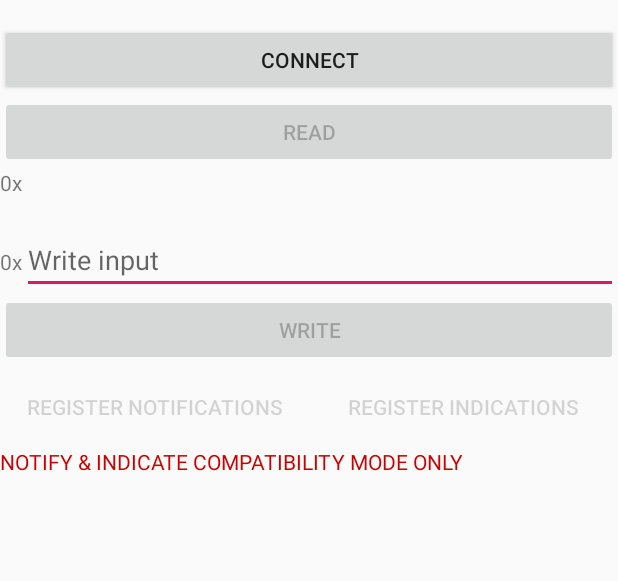
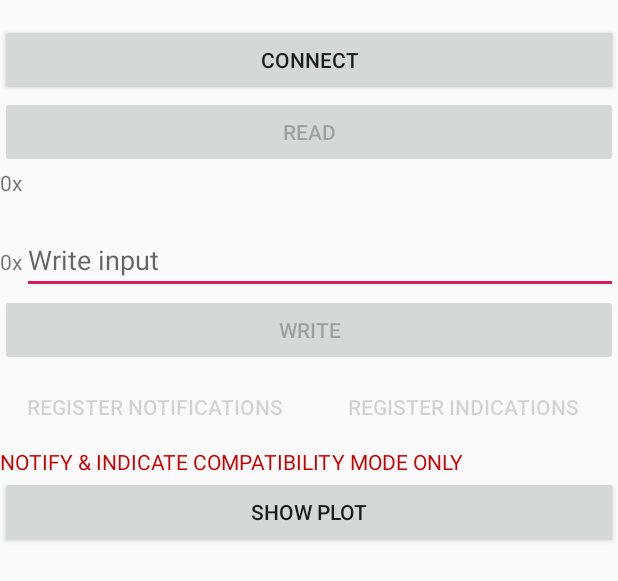
Before and after one commit to LilJohny/EEGBluetoothApp, an Android app: the layout activity_characteristic_operations_advanced.xml on its own in the app's theme, with its tools: preview values and no code run, on a phone screen of 412 x 824 dp. Shown: the top 581 px of the screen. Run offline under Robolectric (Android 15) with nearby library versions, the phone set to English and light mode, and no system bars.

Commit message:
Added plot

```diff
--- a/app/src/main/java/com/example/bluetoothapp/activities/AdvancedCharacteristicOperationActivity.kt
+++ b/app/src/main/java/com/example/bluetoothapp/activities/AdvancedCharacteristicOperationActivity.kt
@@ -71,7 +71,7 @@ class AdvancedCharacteristicOperationActivity : AppCompatActivity() {
     override fun onCreate(savedInstanceState: Bundle?) {
         super.onCreate(savedInstanceState)
         setContentView(R.layout.activity_characteristic_operations_advanced)
-
+        plot.setOnClickListener{startActivity(PlotActivity.newInstance(this))}
         val macAddress = intent.getStringExtra(EXTRA_MAC_ADDRESS)
         val characteristicUuid = intent.getSerializableExtra(EXTRA_CHARACTERISTIC_UUID) as UUID
         val bleDevice = SampleApplication.rxBleClient.getBleDevice(macAddress)
--- a/app/src/main/res/layout/activity_characteristic_operations_advanced.xml
+++ b/app/src/main/res/layout/activity_characteristic_operations_advanced.xml
@@ -106,5 +106,10 @@
         android:textSize="@dimen/text_size_standard"
         android:visibility="invisible"
         tools:visibility="visible" />
+    <Button
+        android:id="@+id/plot"
+        android:layout_width="match_parent"
+        android:layout_height="wrap_content"
+        android:text="@string/show_plot"/>
 
 </LinearLayout>
--- a/app/src/main/res/values/strings.xml
+++ b/app/src/main/res/values/strings.xml
@@ -55,4 +55,5 @@
     <string name="error_unknown_error">Unknown error</string>
     <string name="error_no_message">No message found for reason=%d. Consider adding one.</string>
     <string name="plot">Show plot</string>
+    <string name="show_plot">Show plot</string>
 </resources>
```
